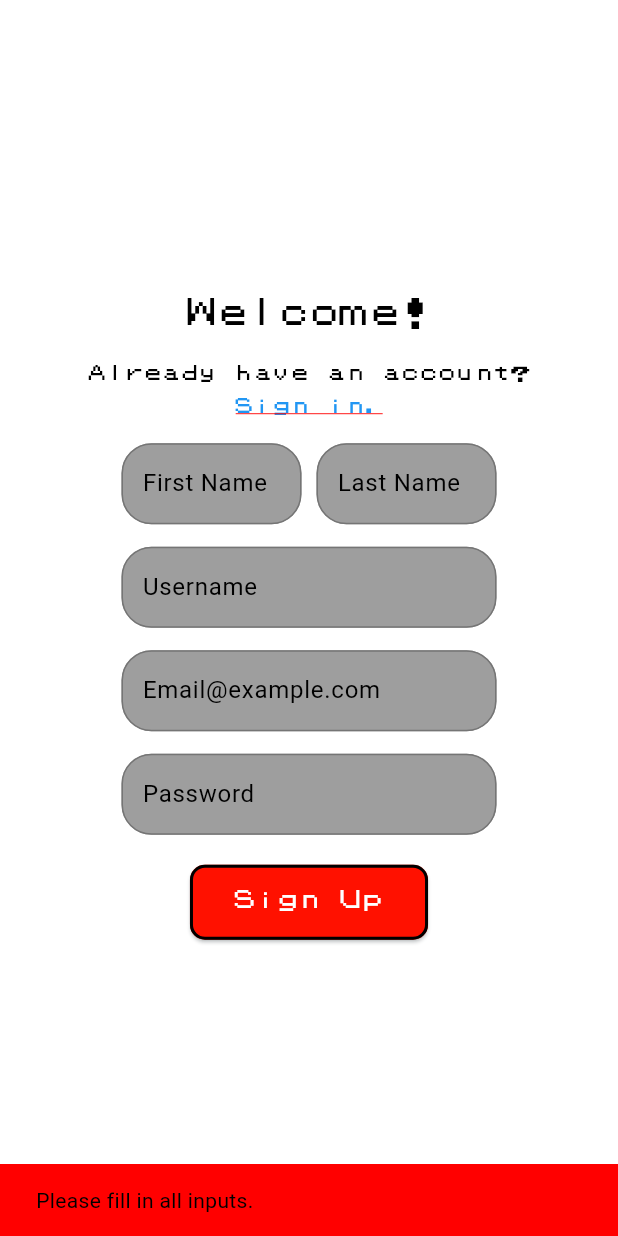
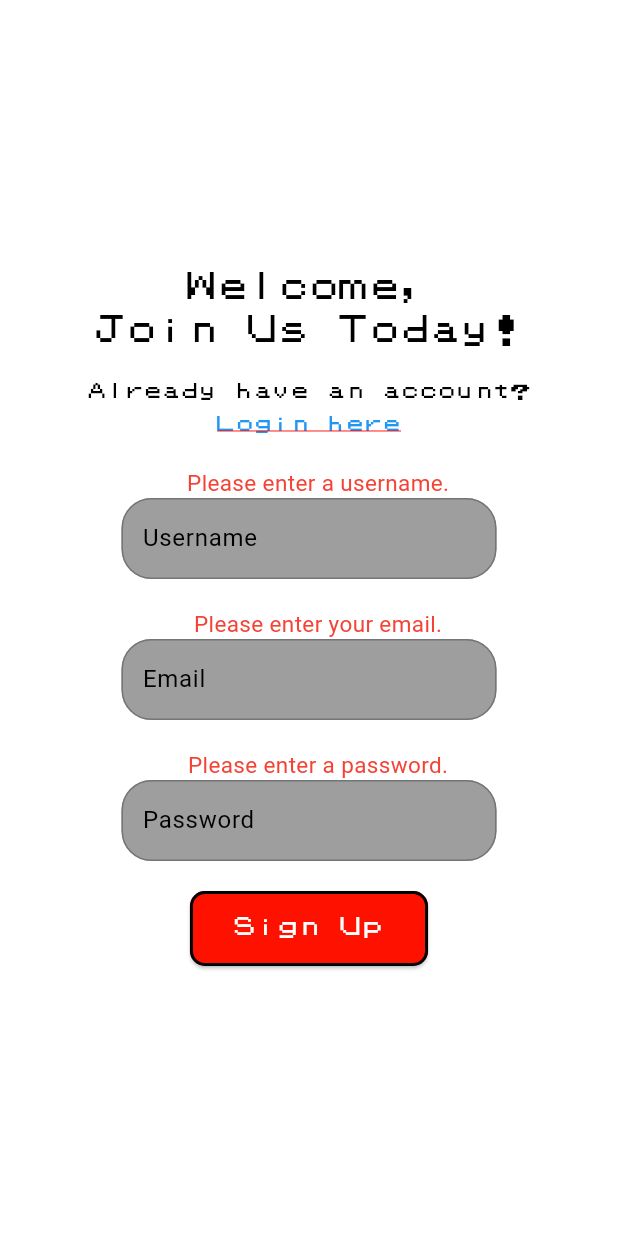
Before and after one commit to alex-nash-ucf/pokeverse, a Flutter app: the SignUpPage screen opened directly, after a tap on "Sign Up", on a phone screen of 412 x 824 dp. Run offline on Flutter 3.47's test engine with Material 3 defaults, Android fonts, the phone set to English and light mode, and no system bars; our stand-ins replace flutter_svg.

Commit message:
Signup/login tweaks and untested reset pw

```diff
--- a/mobile/lib/screens/SignUp.dart
+++ b/mobile/lib/screens/SignUp.dart
@@ -20,8 +20,10 @@ class _SignUpPageState extends State<SignUpPage> {
   final _usernameController = TextEditingController();
   final _passwordController = TextEditingController();
   final _emailController = TextEditingController();
-  final _fnameController = TextEditingController();
-  final _lnameController = TextEditingController();
+  bool usernameEmpty = false;
+  bool emailEmpty = false;
+  bool passwordEmpty = false;
+  bool signedUp = false;
   bool _isLoading = false;
 
   @override
@@ -29,26 +31,47 @@ class _SignUpPageState extends State<SignUpPage> {
     _usernameController.dispose();
     _passwordController.dispose();
     _emailController.dispose();
-    _fnameController.dispose();
-    _lnameController.dispose();
     super.dispose();
   }
 
   Future<void> _signUp() async {
     setState(() {
       _isLoading = true;
+      usernameEmpty = false;
+      emailEmpty = false;
+      passwordEmpty = false;
+      signedUp = false;
     });
 
     final String username = _usernameController.text.trim();
     final String email = _emailController.text.trim();
     final String password = _passwordController.text.trim();
-    final String fname = _fnameController.text.trim();
-    final String lname = _lnameController.text.trim();
 
-    if (username.isEmpty || password.isEmpty || email.isEmpty || fname.isEmpty || lname.isEmpty) {
-      ScaffoldMessenger.of(context).showSnackBar(
-        SnackBar(content: Text('Please fill in all inputs.' , style: TextStyle(color: Colors.black))),
-      );
+    // if (username.isEmpty || password.isEmpty || email.isEmpty) {
+    //   ScaffoldMessenger.of(context).showSnackBar(
+    //     SnackBar(content: Text('Please fill in all inputs.' , style: TextStyle(color: Colors.black))),
+    //   );
+    //   setState(() {
+    //     _isLoading = false;
+    //   });
+    //   return;
+    // }
+    if (username.isEmpty) {
+      setState(() {
+        usernameEmpty = true;
+      });
+    }
+    if (password.isEmpty) {
+      setState(() {
+        passwordEmpty = true;
+      });
+    }
+    if (email.isEmpty) {
+      setState(() {
+        emailEmpty = true;
+      });
+    }
+    if(emailEmpty || passwordEmpty || usernameEmpty){
       setState(() {
         _isLoading = false;
       });
@@ -57,11 +80,9 @@ class _SignUpPageState extends State<SignUpPage> {
 
     try {
       final response = await http.post(
-        Uri.parse('http://10.0.2.2:5001/addUser'), // UPDATE API CALL
+        Uri.parse('http://pokeverse.space:5001/signup'), // UPDATE API CALL
         headers: {'Content-Type': 'application/json'},
         body: jsonEncode({
-          'firstName': fname,
-          'lastName' : lname,
           'email': email,
           'username': username,
           'password': password,
@@ -72,6 +93,9 @@ class _SignUpPageState extends State<SignUpPage> {
 
       if (response.statusCode == 200) {
         // SignUp successful
+        setState(() {
+          signedUp = true;
+        });
         ScaffoldMessenger.of(context).showSnackBar(
           SnackBar(content: Text('SignUp successful', style: TextStyle(color: Colors.black))),
         );
@@ -82,16 +106,10 @@ class _SignUpPageState extends State<SignUpPage> {
         print('Name: ${responseData['firstname']} ${responseData['lastName']}');
 
         //Navigator.pushReplacement(context, MaterialPageRoute(builder: (context) => ScreenContainer(HubScreen())));
-        ScreenManager().setScreen(TeamSearch());
-      } else if (response.statusCode == 401) {
-        // Invalid credentials
-        ScaffoldMessenger.of(context).showSnackBar(
-          SnackBar(content: Text(responseData['error'])),
-        );
       } else {
         // Other errors
         ScaffoldMessenger.of(context).showSnackBar(
-          SnackBar(content: Text('Failed to sign up: ${responseData['error']}', style: TextStyle(color: Colors.black))),
+          SnackBar(content: Text('${responseData['error']}', style: TextStyle(color: Colors.black))),
         );
       }
     } catch (e) {
@@ -118,12 +136,13 @@ class _SignUpPageState extends State<SignUpPage> {
               mainAxisAlignment: MainAxisAlignment.center,
               children: [
                 Text(
-                  'Welcome!',
+                  'Welcome, \nJoin Us Today!',
                   style: TextStyle(
                     fontFamily: 'Pokemon GB',
                     fontSize: 20,
                     color: Colors.black,
                   ),
+                  textAlign: TextAlign.center,
                 ),
                 SizedBox(height: 15),
                 Text(
@@ -145,7 +164,7 @@ class _SignUpPageState extends State<SignUpPage> {
                     // );
                   },
                   child: Text(
-                    'Sign in.',
+                    'Login here',
                     style: TextStyle(
                       fontFamily: 'Pokemon GB',
                       fontSize: 12,
@@ -154,58 +173,68 @@ class _SignUpPageState extends State<SignUpPage> {
                     ),
                   ),
                 ),
-                                SizedBox(height: 15),
-                Row(
-                  mainAxisAlignment: MainAxisAlignment.center,
-                  children: [
-                    Container(
-                      width: 120,
-                      child: TextField(
-                        controller: _fnameController,
-                        style: TextStyle(color: Colors.black),
-                        decoration: InputDecoration(
-                          hintText: 'First Name',
-                          hintStyle: TextStyle(color: Colors.black),
-                          filled: true,
-                          fillColor: Colors.grey,
-                          enabledBorder: OutlineInputBorder(
-                            borderSide: BorderSide(color: Colors.grey[600]!),
-                            borderRadius: BorderRadius.circular(20),
-                          ),
-                          focusedBorder: OutlineInputBorder(
-                            borderSide: BorderSide(color: Colors.black),
-                            borderRadius: BorderRadius.circular(20),
-                          ),
-                          contentPadding: EdgeInsets.symmetric(horizontal: 10, vertical: 15),
-                        ),
-                      )
+                // Row(
+                //   mainAxisAlignment: MainAxisAlignment.center,
+                //   children: [
+                //     Container(
+                //       width: 120,
+                //       child: TextField(
+                //         controller: _fnameController,
+                //         style: TextStyle(color: Colors.black),
+                //         decoration: InputDecoration(
+                //           hintText: 'First Name',
+                //           hintStyle: TextStyle(color: Colors.black),
+                //           filled: true,
+                //           fillColor: Colors.grey,
+                //           enabledBorder: OutlineInputBorder(
+                //             borderSide: BorderSide(color: Colors.grey[600]!),
+                //             borderRadius: BorderRadius.circular(20),
+                //           ),
+                //           focusedBorder: OutlineInputBorder(
+                //             borderSide: BorderSide(color: Colors.black),
+                //             borderRadius: BorderRadius.circular(20),
+                //           ),
+                //           contentPadding: EdgeInsets.symmetric(horizontal: 10, vertical: 15),
+                //         ),
+                //       )
+                //     ),
+                //     SizedBox(width: 10),
+                //     Container(
+                //       width: 120,
+                //       child: TextField(
+                //         controller: _lnameController,
+                //         style: TextStyle(color: Colors.black),
+                //         decoration: InputDecoration(
+                //           hintText: 'Last Name',
+                //           hintStyle: TextStyle(color: Colors.black),
+                //           filled: true,
+                //           fillColor: Colors.grey,
+                //           enabledBorder: OutlineInputBorder(
+                //             borderSide: BorderSide(color: Colors.grey[600]!),
+                //             borderRadius: BorderRadius.circular(20),
+                //           ),
+                //           focusedBorder: OutlineInputBorder(
+                //             borderSide: BorderSide(color: Colors.black),
+                //             borderRadius: BorderRadius.circular(20),
+                //           ),
+                //           contentPadding: EdgeInsets.symmetric(horizontal: 10, vertical: 15),
+                //         ),
+                //       )
+                //     ),
+                //   ]
+                // ),
+                SizedBox(height: 15),
+                if(usernameEmpty)
+                  Padding(
+                    padding: const EdgeInsets.only(left: 12.0, top: 4.0),
+                    child: Text(
+                      "Please enter a username.",
+                      style: TextStyle(
+                        color: Colors.red,
+                        fontSize: 15,
+                      ),
                     ),
-                    SizedBox(width: 10),
-                    Container(
-                      width: 120,
-                      child: TextField(
-                        controller: _lnameController,
-                        style: TextStyle(color: Colors.black),
-                        decoration: InputDecoration(
-                          hintText: 'Last Name',
-                          hintStyle: TextStyle(color: Colors.black),
-                          filled: true,
-                          fillColor: Colors.grey,
-                          enabledBorder: OutlineInputBorder(
-                            borderSide: BorderSide(color: Colors.grey[600]!),
-                            borderRadius: BorderRadius.circular(20),
-                          ),
-                          focusedBorder: OutlineInputBorder(
-                            borderSide: BorderSide(color: Colors.black),
-                            borderRadius: BorderRadius.circular(20),
-                          ),
-                          contentPadding: EdgeInsets.symmetric(horizontal: 10, vertical: 15),
-                        ),
-                      )
-                    ),
-                  ]
-                ),
-                SizedBox(height: 15),
+                  ),
                 SizedBox(
                   width: 250,
                   child: TextField(
@@ -229,13 +258,24 @@ class _SignUpPageState extends State<SignUpPage> {
                   ),
                 ),
                 SizedBox(height: 15),
+                if(emailEmpty)
+                  Padding(
+                    padding: const EdgeInsets.only(left: 12.0, top: 4.0),
+                    child: Text(
+                      "Please enter your email.",
+                      style: TextStyle(
+                        color: Colors.red,
+                        fontSize: 15,
+                      ),
+                    ),
+                  ),
                 SizedBox(
                   width: 250,
                   child: TextField(
                     controller: _emailController,
                     style: TextStyle(color: Colors.black),
                     decoration: InputDecoration(
-                      hintText: 'Email@example.com',
+                      hintText: 'Email',
                       hintStyle: TextStyle(color: Colors.black),
                       filled: true,
                       fillColor: Colors.grey,
@@ -252,6 +292,17 @@ class _SignUpPageState extends State<SignUpPage> {
                   ),
                 ),
                 SizedBox(height: 15),
+                if(passwordEmpty)
+                  Padding(
+                    padding: const EdgeInsets.only(left: 12.0, top: 4.0),
+                    child: Text(
+                      "Please enter a password.",
+                      style: TextStyle(
+                        color: Colors.red,
+                        fontSize: 15,
+                      ),
+                    ),
+                  ),
                 SizedBox(
                   width: 250,
                   child: TextField(
@@ -291,6 +342,17 @@ class _SignUpPageState extends State<SignUpPage> {
                     style: TextStyle(color: Colors.white, fontFamily: 'Pokemon GB'),
                   ),
                 ),
+                if(signedUp)
+                  Padding(
+                    padding: const EdgeInsets.only(left: 12.0, top: 4.0),
+                    child: Text(
+                      "Please verify your email and procceed to login",
+                      style: TextStyle(
+                        color: Colors.black,
+                        fontSize: 20,
+                      ),
+                    ),
+                  ),
               ],
             ),
           ),
```
Also changed, not shown: mobile/lib/screens/ResetPassword.dart (added, +184 -0 lines), mobile/lib/screens/login.dart (+87 -13 lines).
